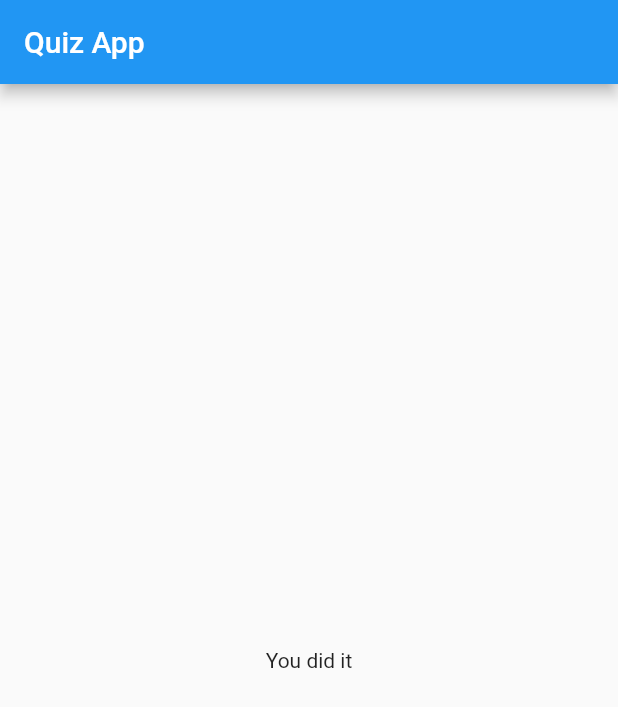
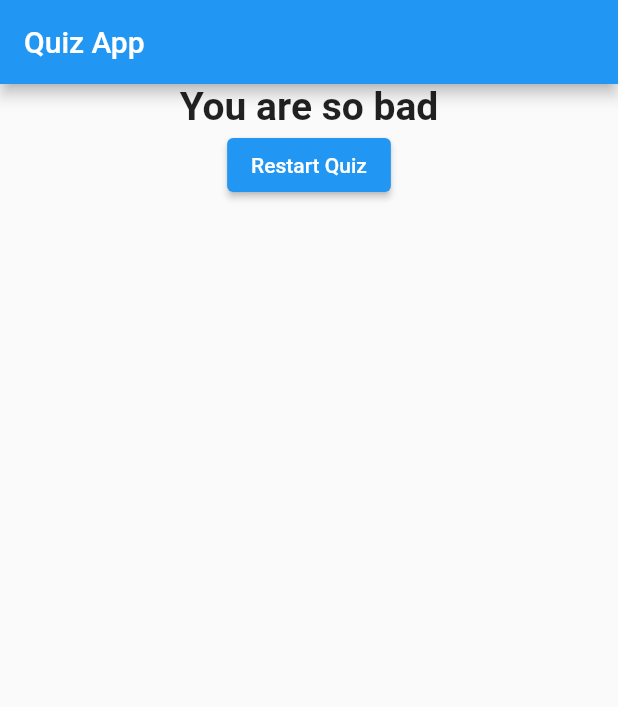
Before and after one commit to turinaf/flutter-dart, a Flutter app: the screen it shows after launch, after a tap on "Black", after a tap on "Rabbit", after a tap on "Messi", on a phone screen of 412 x 824 dp. Shown: the top 707 px of the screen. Run offline on Flutter 3.47's test engine with Material 2 defaults, Android fonts, the light colour scheme and no system bars.

Commit message:
Added score to the quiz and did 1st assignment

```diff
--- /dev/null
+++ b/assignment/lib/main.dart
@@ -0,0 +1,38 @@
+import 'package:assignment/text.dart';
+import 'package:assignment/textcontrol.dart';
+import 'package:flutter/material.dart';
+
+void main() => runApp(MyApp());
+
+class MyApp extends StatefulWidget {
+  const MyApp({Key? key}) : super(key: key);
+
+  @override
+  _MyAppState createState() => _MyAppState();
+}
+
+class _MyAppState extends State<MyApp> {
+  bool _isClicked = false;
+  @override
+  Widget build(BuildContext context) {
+    void _changeText() {
+      setState(() {
+        _isClicked = !_isClicked;
+      });
+    }
+
+    return MaterialApp(
+      home: Scaffold(
+        appBar: AppBar(
+          title: Text("Flutter Assignment 1"),
+          leading: FlutterLogo(),
+        ),
+        body: Center(
+          child: Column(
+            children: [MyText(_isClicked), TextControl(_changeText)],
+          ),
+        ),
+      ),
+    );
+  }
+}
--- a/quiz_app/lib/main.dart
+++ b/quiz_app/lib/main.dart
@@ -13,22 +13,48 @@ class MyApp extends StatefulWidget {
 }
 
 class _MyAppState extends State<MyApp> {
-  var _questionIndex = 0;
   final _questions = const [
     {
       'question': "What's your favorite color?",
-      'answers': ['Black', 'Red', "Green", 'White'],
+      'answers': [
+        {'text': 'Black', 'score': 10},
+        {'text': 'Red', 'score': 6},
+        {'text': 'Green', 'score': 3},
+        {'text': 'White', 'score': 1},
+      ],
     },
     {
       'question': "What's your favorite animal?",
-      'answers': ['Cat', 'Rabbit', "Elephant", 'Lion'],
+      'answers': [
+        {'text': 'Cat', 'score': 5},
+        {'text': 'Rabbit', 'score': 6},
+        {'text': "Elephant", 'score': 8},
+        {'text': 'Lion', 'score': 2}
+      ],
     },
     {
       'question': "Who is your favorite football player",
-      'answers': ['Messi', 'Ronaldo', "Saleh", 'Robin'],
+      'answers': [
+        {'text': 'Messi', 'score': 7},
+        {'text': 'Ronaldo', 'score': 4},
+        {'text': 'Saleh', 'score': 10},
+        {'text': 'Robin', 'score': 5}
+      ],
     },
   ];
-  void _answerQuestion() {
+
+  var _questionIndex = 0;
+  var _totalScore = 0;
+
+  void _resetQuiz() {
+    setState(() {
+      _questionIndex = 0;
+      _totalScore = 0;
+    });
+  }
+
+  void _answerQuestion(int score) {
+    _totalScore = _totalScore + score;
     setState(() {
       _questionIndex = _questionIndex + 1;
     });
@@ -50,7 +76,7 @@ class _MyAppState extends State<MyApp> {
                 questionIndex: _questionIndex,
                 questions: _questions,
               )
-            : Result(),
+            : Result(_totalScore, _resetQuiz),
       ),
     );
   }
--- a/quiz_app/lib/quiz.dart
+++ b/quiz_app/lib/quiz.dart
@@ -4,7 +4,7 @@ import './answer.dart';
 
 class Quiz extends StatelessWidget {
   final List<Map<String, Object>> questions;
-  final VoidCallback answerQuestion;
+  final Function answerQuestion;
   final int questionIndex;
 
   Quiz({
@@ -20,8 +20,10 @@ class Quiz extends StatelessWidget {
         // Text(questions[_questionIndex]),
         Question(questions[questionIndex]['question'] as String),
         // three dots (Spread operator), take a list and pull all the value out of it and add them as individual list to the Column's children
-        ...(questions[questionIndex]['answers'] as List<String>).map((answer) {
-          return Answer(answerQuestion, answer);
+        ...(questions[questionIndex]['answers'] as List<Map<String, Object>>)
+            .map((answer) {
+          return Answer(
+              () => answerQuestion(answer['score']), answer['text'] as String);
         }).toList()
       ],
     );
--- a/quiz_app/lib/result.dart
+++ b/quiz_app/lib/result.dart
@@ -1,12 +1,40 @@
 import 'package:flutter/material.dart';
 
 class Result extends StatelessWidget {
-  const Result({Key? key}) : super(key: key);
+  // const Result({Key? key}) : super(key: key);
+  final int resultScore;
+  final VoidCallback resetHandler;
+
+  Result(this.resultScore, this.resetHandler);
+  String get reseltPhrase {
+    var resultText = 'You did it';
+    if (resultScore <= 8) {
+      resultText = 'You are awesome and innocent';
+    } else if (resultScore <= 12) {
+      resultText = 'Pretty likeable';
+    } else if (resultScore <= 16) {
+      resultText = 'You are ... Strange';
+    } else {
+      resultText = "You are so bad";
+    }
+    return resultText;
+  }
 
   @override
   Widget build(BuildContext context) {
     return Center(
-      child: Text("You did it"),
+      child: Column(
+        children: [
+          Text(
+            reseltPhrase,
+            style: TextStyle(fontSize: 26, fontWeight: FontWeight.bold),
+          ),
+          ElevatedButton(
+            onPressed: resetHandler,
+            child: Text("Restart Quiz"),
+          )
+        ],
+      ),
     );
   }
 }
```
Also changed, not shown: assignment/lib/text.dart (added, +23 -0 lines), assignment/lib/textcontrol.dart (added, +13 -0 lines), assignment/pubspec.yaml (added, +76 -0 lines), assignment/pubspec.lock (added), 66 other files.
